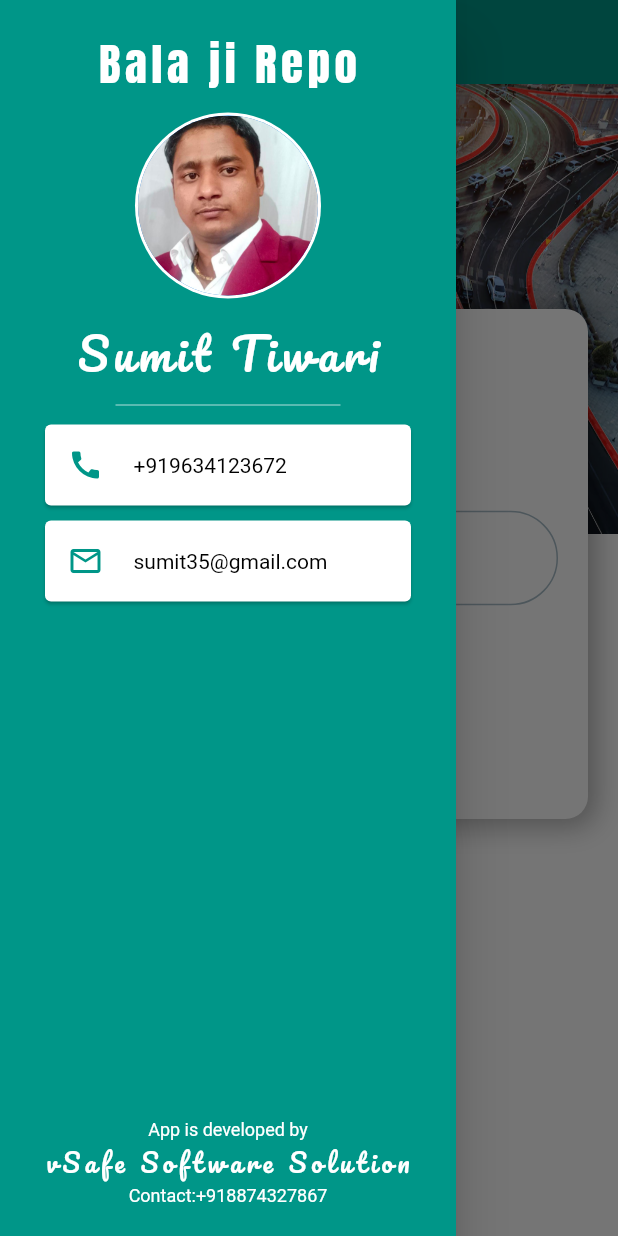
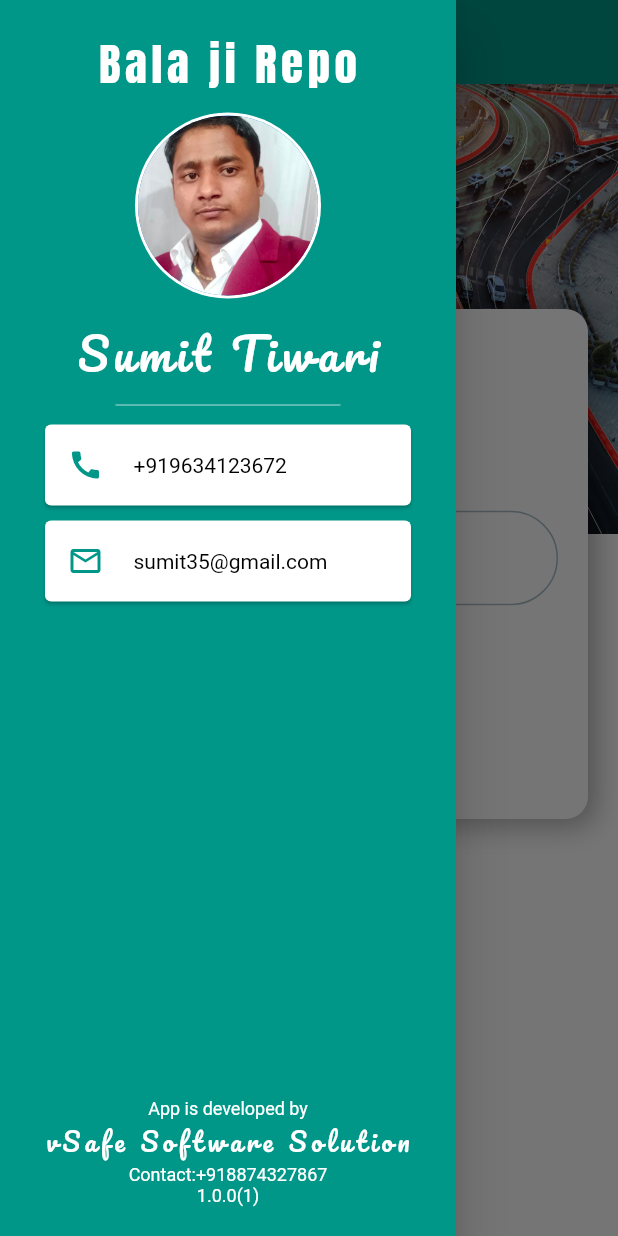
Before and after one commit to vineetkumarsharma17/Balaji-repo-agency, a Flutter app: the screen it shows after launch, with the side drawer open, on a phone screen of 412 x 824 dp. Run offline on Flutter 3.47's test engine with Material 2 defaults, Android fonts, the phone set to English and light mode, and no system bars; our stand-ins replace cloud_firestore, firebase_auth, firebase_core, otp_text_field, package_info_plus, share_plus and 1 more; missing offline and left inert: pin_entry_text_field; accounts and stored records are empty.

```diff
--- a/lib/component/drawer.dart
+++ b/lib/component/drawer.dart
@@ -1,7 +1,25 @@
 import 'package:flutter/material.dart';
+import 'package:package_info_plus/package_info_plus.dart';
 import 'package:url_launcher/url_launcher.dart';
 
-class MyDrawer extends StatelessWidget {
+class MyDrawer extends StatefulWidget {
+  @override
+  State<MyDrawer> createState() => _MyDrawerState();
+}
+
+class _MyDrawerState extends State<MyDrawer> {
+  String buildNo = '';
+
+  appVer() async {
+    PackageInfo packageInfo = await PackageInfo.fromPlatform();
+    setState(() {});
+    buildNo = packageInfo.version + "(" + packageInfo.buildNumber + ")";
+  }
+
+  initState() {
+    appVer();
+  }
+
   @override
   Widget build(BuildContext context) {
     return Drawer(
@@ -22,7 +40,7 @@ class MyDrawer extends StatelessWidget {
                       fontFamily: "Anton",
                       letterSpacing: 3),
                 ),
-                SizedBox(
+                const SizedBox(
                   height: 10,
                 ),
                 const CircleAvatar(
@@ -33,7 +51,7 @@ class MyDrawer extends StatelessWidget {
                     radius: 60,
                   ),
                 ),
-                SizedBox(
+                const SizedBox(
                   height: 10,
                 ),
                 const Text(
@@ -55,7 +73,8 @@ class MyDrawer extends StatelessWidget {
                     launchCaller("9634123672");
                   },
                   child: Card(
-                    margin: EdgeInsets.symmetric(vertical: 5, horizontal: 30),
+                    margin:
+                        const EdgeInsets.symmetric(vertical: 5, horizontal: 30),
                     //padding: EdgeInsets.all(10),
                     color: Colors.white,
                     child: Padding(
@@ -83,7 +102,8 @@ class MyDrawer extends StatelessWidget {
                     launchCaller("9634123672");
                   },
                   child: Card(
-                    margin: EdgeInsets.symmetric(vertical: 5, horizontal: 30),
+                    margin:
+                        const EdgeInsets.symmetric(vertical: 5, horizontal: 30),
                     //padding: EdgeInsets.all(10),
                     color: Colors.white,
                     child: Padding(
@@ -112,20 +132,20 @@ class MyDrawer extends StatelessWidget {
                     launchCaller("8874327867");
                   },
                   child: Container(
-                    margin: EdgeInsets.only(bottom: 20),
+                    margin: const EdgeInsets.only(bottom: 20),
                     // color: Colors.white,
                     alignment: Alignment.bottomCenter,
                     child: Column(
                       mainAxisAlignment: MainAxisAlignment.end,
-                      children: const [
-                        Text(
+                      children: [
+                        const Text(
                           "App is developed by",
                           style: TextStyle(
                             fontSize: 12,
                             color: Colors.white,
                           ),
                         ),
-                        Text(
+                        const Text(
                           "vSafe Software Solution",
                           style: TextStyle(
                               fontSize: 17,
@@ -133,9 +153,16 @@ class MyDrawer extends StatelessWidget {
                               fontFamily: "Pacifico",
                               letterSpacing: 3),
                         ),
-                        Text(
+                        const Text(
                           "Contact:+918874327867",
                           style: TextStyle(
+                            fontSize: 12,
+                            color: Colors.white,
+                          ),
+                        ),
+                        Text(
+                          buildNo,
+                          style: const TextStyle(
                             fontSize: 12,
                             color: Colors.white,
                           ),
@@ -159,6 +186,8 @@ class MyDrawer extends StatelessWidget {
     }
   }
 }
+
+
 /*ListView(
 children: const [
 // ListTile(title: Text("Developer",style: TextStyle(
--- a/lib/main.dart
+++ b/lib/main.dart
@@ -10,6 +10,7 @@ import 'package:flutter/services.dart';
 import 'package:balaji_repo_agency/Screens/admin_panel.dart';
 
 import 'package:balaji_repo_agency/Screens/user_profile_screen.dart';
+import 'package:package_info_plus/package_info_plus.dart';
 import 'package:shared_preferences/shared_preferences.dart';
 import 'Screens/login_screen.dart';
 import 'Screens/user_homepage.dart';
--- a/lib/screens/login_screen.dart
+++ b/lib/screens/login_screen.dart
@@ -123,6 +123,9 @@ class _LoginScreenState extends State<LoginScreen> {
                               TextField(
                                 controller: mobileCtrl,
                                 keyboardType: TextInputType.number,
+                                inputFormatters: [
+                                  LengthLimitingTextInputFormatter(10)
+                                ],
                                 style: const TextStyle(
                                   fontSize: 20,
                                   fontWeight: FontWeight.bold,
--- a/pubspec.yaml
+++ b/pubspec.yaml
@@ -44,7 +44,8 @@ dependencies:
   cloud_firestore: ^3.1.0
   otp_text_field: ^1.1.2
   pin_entry_text_field: ^0.1.4
-  platform: ^3.1.0
+  # platform: ^3.1.0
+  package_info_plus: ^1.4.2
 
 dev_dependencies:
   flutter_test:
```
Also changed, not shown: lib/component/alertdilog.dart (+32 -2 lines), lib/screens/user_homepage.dart (+85 -8 lines), pubspec.lock, 2 other files.
